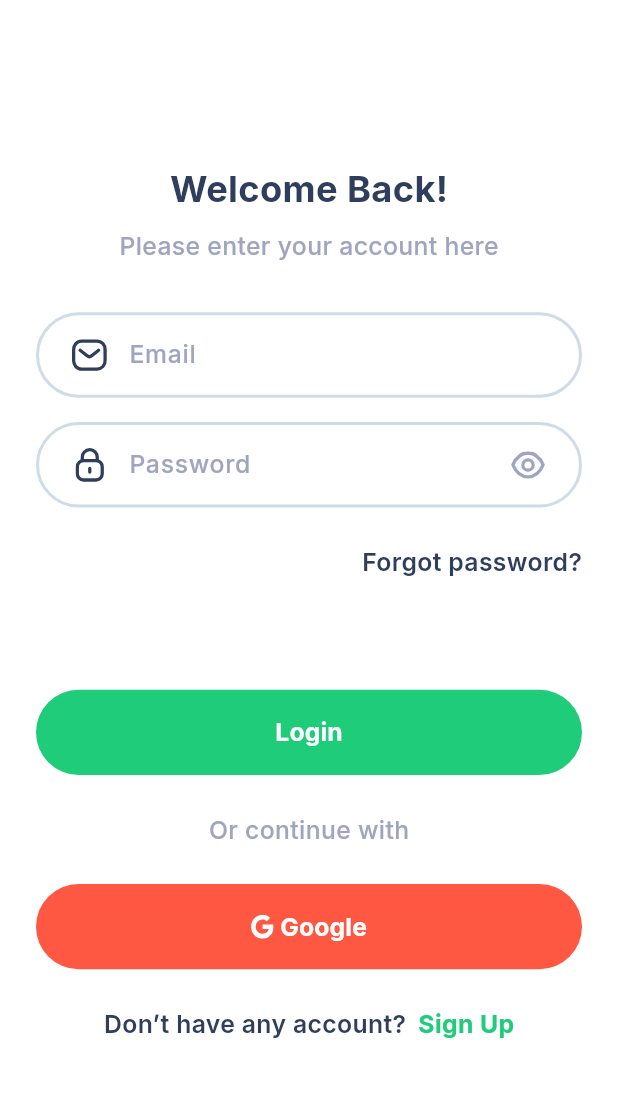
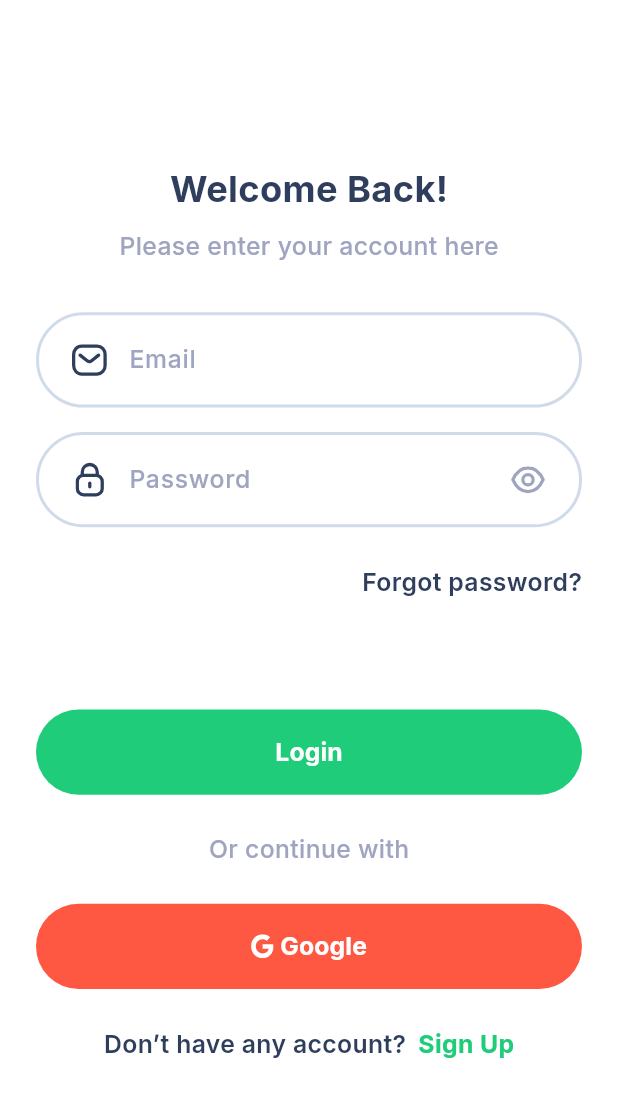
Before and after one commit to Eslam-Hossam1/recipe_application, a Flutter app: the LoginView screen opened by its route, on a phone screen of 412 x 824 dp. Shown: the top 1097 px of the screen. Run offline on Flutter 3.47's test engine with Material 3 defaults, Android fonts, the phone set to English and light mode, and no system bars; our stand-ins replace device_preview, easy_localization, flutter_screenutil, flutter_svg, go_router, google_fonts and 2 more; accounts and stored records are empty.

Commit message:
login ui done & refactor

```diff
--- a/lib/core/utils/app_router.dart
+++ b/lib/core/utils/app_router.dart
@@ -14,7 +14,7 @@ abstract class AppRouter {
     routes: [
       GoRoute(
         path: '/',
-        builder: (context, state) => const LoginView(),
+        builder: (context, state) => const OnBoardingView(),
       ),
       GoRoute(
         path: kHomeView,
--- a/lib/core/utils/constants.dart
+++ b/lib/core/utils/constants.dart
@@ -1,4 +1,6 @@
 abstract class Constants {
   static const String kIsOnBoardingOpenedBeforeKey = "isOnBoardingOpenedBefore";
   static const double kHorizontalPadding = 24;
+  static const double kDesignWidth = 375;
+  static const double kDesignHeight = 812;
 }
--- a/lib/core/widgets/adaptive_padding.dart
+++ b/lib/core/widgets/adaptive_padding.dart
@@ -26,7 +26,7 @@ class AdaptivePadding extends StatelessWidget {
     if (width < SizeConfig.tabletBreakPoint) {
       return baseHorizontalPadding;
     } else {
-      return baseHorizontalPadding.w;
+      return MediaQuery.sizeOf(context).width * (24 / 375);
     }
   }
 }
--- /dev/null
+++ b/lib/core/widgets/clickable_text.dart
@@ -0,0 +1,26 @@
+import 'package:easy_localization/easy_localization.dart';
+import 'package:flutter/material.dart';
+import 'package:recipe_app/core/utils/app_localization_keys.dart';
+import 'package:recipe_app/core/utils/colors.dart';
+import 'package:recipe_app/core/utils/styles.dart';
+
+class ClickableText extends StatelessWidget {
+  const ClickableText(
+      {super.key, required this.text, this.style, this.color, this.onTap});
+  final String text;
+  final TextStyle? style;
+  final Color? color;
+  final void Function()? onTap;
+  @override
+  Widget build(BuildContext context) {
+    return GestureDetector(
+      onTap: onTap,
+      child: Text(
+        AppLocalizationKeys.auth.forgetPasswordQuestion.tr(),
+        style: Styles.textStyleSemiBold15(context).copyWith(
+          color: AppColors.getMainTextColor(context),
+        ),
+      ),
+    );
+  }
+}
--- a/lib/core/widgets/custom_text_button.dart
+++ b/lib/core/widgets/custom_text_button.dart
@@ -6,14 +6,22 @@ import 'package:recipe_app/core/utils/styles.dart';
 
 class CustomTextButton extends StatelessWidget {
   const CustomTextButton(
-      {super.key, this.backgroundColor, required this.child, this.onPressed});
+      {super.key,
+      this.backgroundColor,
+      required this.child,
+      this.onPressed,
+      this.height,
+      this.width});
   final Color? backgroundColor;
   final Widget child;
   final void Function()? onPressed;
+  final double? height;
+  final double? width;
   @override
   Widget build(BuildContext context) {
     return SizedBox(
-      height: 56.h,
+      height: height ?? 56.h.clamp(56, double.infinity),
+      width: width,
       child: TextButton(
           onPressed: onPressed,
           style: TextButton.styleFrom(
--- a/lib/features/auth/presentation/views/widgets/custom_text_form_field.dart
+++ b/lib/features/auth/presentation/views/widgets/custom_text_form_field.dart
@@ -1,4 +1,5 @@
 import 'package:flutter/material.dart';
+import 'package:flutter_screenutil/flutter_screenutil.dart';
 import 'package:flutter_svg/svg.dart';
 import 'package:recipe_app/core/functions/text_form_field_validator.dart';
 import 'package:recipe_app/core/utils/assets.dart';
@@ -24,6 +25,9 @@ class CustomTextFormField extends StatelessWidget {
         color: AppColors.getMainTextColor(context),
       ),
       decoration: InputDecoration(
+        contentPadding: EdgeInsets.symmetric(
+          vertical: 19.h.clamp(19, double.infinity),
+        ),
         hintText: hint,
         hintStyle: Styles.textStyleMedium15(context).copyWith(
           color: AppColors.getSecondaryTextColor(context),
--- /dev/null
+++ b/lib/features/auth/presentation/views/widgets/forget_password_clickable_text.dart
@@ -0,0 +1,23 @@
+import 'package:easy_localization/easy_localization.dart';
+import 'package:flutter/material.dart';
+import 'package:recipe_app/core/utils/app_localization_keys.dart';
+import 'package:recipe_app/core/utils/colors.dart';
+import 'package:recipe_app/core/utils/styles.dart';
+import 'package:recipe_app/core/widgets/clickable_text.dart';
+
+class ForgetPasswordClickableText extends StatelessWidget {
+  const ForgetPasswordClickableText({
+    super.key,
+  });
+
+  @override
+  Widget build(BuildContext context) {
+    return ClickableText(
+      onTap: () {},
+      text: AppLocalizationKeys.auth.forgetPasswordQuestion.tr(),
+      style: Styles.textStyleSemiBold15(context).copyWith(
+        color: AppColors.getMainTextColor(context),
+      ),
+    );
+  }
+}
--- /dev/null
+++ b/lib/features/auth/presentation/views/widgets/login_form.dart
@@ -0,0 +1,76 @@
+import 'package:easy_localization/easy_localization.dart';
+import 'package:flutter/material.dart';
+import 'package:flutter_screenutil/flutter_screenutil.dart';
+import 'package:flutter_svg/svg.dart';
+import 'package:recipe_app/core/utils/app_localization_keys.dart';
+import 'package:recipe_app/core/utils/assets.dart';
+import 'package:recipe_app/core/utils/colors.dart';
+import 'package:recipe_app/core/utils/styles.dart';
+import 'package:recipe_app/core/widgets/custom_text_button.dart';
+import 'package:recipe_app/features/auth/presentation/views/widgets/custom_text_form_field.dart';
+import 'package:recipe_app/features/auth/presentation/views/widgets/forget_password_clickable_text.dart';
+import 'package:recipe_app/features/auth/presentation/views/widgets/login_with_email_and_password_button.dart';
+import 'package:recipe_app/features/auth/presentation/views/widgets/obsecure_text_form_field.dart';
+import 'package:recipe_app/features/auth/presentation/views/widgets/sign_in_with_google_button.dart';
+
+class LoginForm extends StatefulWidget {
+  const LoginForm({super.key});
+
+  @override
+  State<LoginForm> createState() => _LoginFormState();
+}
+
+class _LoginFormState extends State<LoginForm> {
+  late GlobalKey<FormState> _formKey;
+  late AutovalidateMode _autovalidateMode;
+  @override
+  void initState() {
+    super.initState();
+    _formKey = GlobalKey();
+    _autovalidateMode = AutovalidateMode.disabled;
+  }
+
+  @override
+  Widget build(BuildContext context) {
+    return Form(
+      key: _formKey,
+      autovalidateMode: _autovalidateMode,
+      child: Column(
+        children: [
+          CustomTextFormField(
+              hint: AppLocalizationKeys.auth.emailTextFeildHint.tr()),
+          SizedBox(
+            height: 16.h,
+          ),
+          ObsecureTextFormField(
+            hint: AppLocalizationKeys.auth.passwordTextFieldHint.tr(),
+          ),
+          SizedBox(
+            height: 24.h,
+          ),
+          const Align(
+            alignment: Alignment.centerRight,
+            child: ForgetPasswordClickableText(),
+          ),
+          SizedBox(
+            height: 72.h,
+          ),
+          const LoginWithEmailAndPasswordButton(),
+          SizedBox(
+            height: 24.h,
+          ),
+          Text(
+            AppLocalizationKeys.auth.orContinueWith.tr(),
+            style: Styles.textStyleMedium15(context).copyWith(
+              color: AppColors.getSecondaryTextColor(context),
+            ),
+          ),
+          SizedBox(
+            height: 24.h,
+          ),
+          const SignInWithGoogleButton(),
+        ],
+      ),
+    );
+  }
+}
--- a/lib/features/auth/presentation/views/widgets/login_view_body.dart
+++ b/lib/features/auth/presentation/views/widgets/login_view_body.dart
@@ -5,9 +5,11 @@ import 'package:flutter_svg/flutter_svg.dart';
 import 'package:recipe_app/core/utils/app_localization_keys.dart';
 import 'package:recipe_app/core/utils/assets.dart';
 import 'package:recipe_app/core/utils/colors.dart';
+import 'package:recipe_app/core/utils/constants.dart';
 import 'package:recipe_app/core/utils/styles.dart';
 import 'package:recipe_app/core/widgets/custom_text_button.dart';
 import 'package:recipe_app/features/auth/presentation/views/widgets/custom_text_form_field.dart';
+import 'package:recipe_app/features/auth/presentation/views/widgets/login_form.dart';
 import 'package:recipe_app/features/auth/presentation/views/widgets/obsecure_text_form_field.dart';
 
 class LoginViewBody extends StatelessWidget {
@@ -19,7 +21,8 @@ class LoginViewBody extends StatelessWidget {
       child: Column(
         children: [
           SizedBox(
-            height: 107.h,
+            height: MediaQuery.sizeOf(context).height *
+                (107 / Constants.kDesignHeight),
           ),
           Text(
             AppLocalizationKeys.auth.logInViewWelcomeBack.tr(),
@@ -39,83 +42,7 @@ class LoginViewBody extends StatelessWidget {
           SizedBox(
             height: 32.h,
           ),
-          CustomTextFormField(
-              hint: AppLocalizationKeys.auth.emailTextFeildHint.tr()),
-          SizedBox(
-            height: 16.h,
-          ),
-          ObsecureTextFormField(
-            hint: AppLocalizationKeys.auth.passwordTextFieldHint.tr(),
-          ),
-          SizedBox(
-            height: 24.h,
-          ),
-          Align(
-            alignment: Alignment.centerRight,
-            child: Text(
-              AppLocalizationKeys.auth.forgetPasswordQuestion.tr(),
-              style: Styles.textStyleSemiBold15(context).copyWith(
-                color: AppColors.getMainTextColor(context),
-              ),
-            ),
-          ),
-          SizedBox(
-            height: 72.h,
-          ),
-          Row(
-            children: [
-              Expanded(
-                child: CustomTextButton(
-                  onPressed: () {
-                    context.setLocale(Locale('en'));
-                  },
-                  child: Text(
-                    AppLocalizationKeys.auth.logIn.tr(),
-                    style: Styles.textStyleBold15(context)
-                        .copyWith(color: Colors.white),
-                  ),
-                ),
-              ),
-            ],
-          ),
-          SizedBox(
-            height: 24.h,
-          ),
-          Text(
-            AppLocalizationKeys.auth.orContinueWith.tr(),
-            style: Styles.textStyleMedium15(context).copyWith(
-              color: AppColors.getSecondaryTextColor(context),
-            ),
-          ),
-          SizedBox(
-            height: 24.h,
-          ),
-          Row(
-            children: [
-              Expanded(
-                child: CustomTextButton(
-                  onPressed: () {
-                    context.setLocale(Locale('ar'));
-                  },
-                  backgroundColor: const Color(0xffFF5842),
-                  child: Row(
-                    mainAxisAlignment: MainAxisAlignment.center,
-                    children: [
-                      SvgPicture.asset(Assets.imagesGoogleIcon),
-                      SizedBox(
-                        width: 4.w,
-                      ),
-                      Text(
-                        "Google",
-                        style: Styles.textStyleBold15(context)
-                            .copyWith(color: Colors.white),
-                      ),
-                    ],
-                  ),
-                ),
-              ),
-            ],
-          ),
+          const LoginForm(),
           SizedBox(
             height: 24.h,
           ),
--- /dev/null
+++ b/lib/features/auth/presentation/views/widgets/login_with_email_and_password_button.dart
@@ -0,0 +1,31 @@
+import 'package:easy_localization/easy_localization.dart';
+import 'package:flutter/material.dart';
+import 'package:recipe_app/core/utils/app_localization_keys.dart';
+import 'package:recipe_app/core/utils/styles.dart';
+import 'package:recipe_app/core/widgets/custom_text_button.dart';
+
+class LoginWithEmailAndPasswordButton extends StatelessWidget {
+  const LoginWithEmailAndPasswordButton({
+    super.key,
+  });
+
+  @override
+  Widget build(BuildContext context) {
+    return Row(
+      children: [
+        Expanded(
+          child: CustomTextButton(
+            onPressed: () {
+              context.setLocale(const Locale('en'));
+            },
+            child: Text(
+              AppLocalizationKeys.auth.logIn.tr(),
+              style:
+                  Styles.textStyleBold15(context).copyWith(color: Colors.white),
+            ),
+          ),
+        ),
+      ],
+    );
+  }
+}
--- a/lib/features/auth/presentation/views/widgets/obsecure_text_form_field.dart
+++ b/lib/features/auth/presentation/views/widgets/obsecure_text_form_field.dart
@@ -42,6 +42,9 @@ class _ObsecureTextFormFieldState extends State<ObsecureTextFormField> {
         color: AppColors.getMainTextColor(context),
       ),
       decoration: InputDecoration(
+        contentPadding: EdgeInsets.symmetric(
+          vertical: 19.h.clamp(19, double.infinity),
+        ),
         hintText: widget.hint,
         hintStyle: Styles.textStyleMedium15(context).copyWith(
           color: AppColors.getSecondaryTextColor(context),
--- /dev/null
+++ b/lib/features/auth/presentation/views/widgets/sign_in_with_google_button.dart
@@ -0,0 +1,43 @@
+import 'package:easy_localization/easy_localization.dart';
+import 'package:flutter/material.dart';
+import 'package:flutter_screenutil/flutter_screenutil.dart';
+import 'package:flutter_svg/svg.dart';
+import 'package:recipe_app/core/utils/assets.dart';
+import 'package:recipe_app/core/utils/styles.dart';
+import 'package:recipe_app/core/widgets/custom_text_button.dart';
+
+class SignInWithGoogleButton extends StatelessWidget {
+  const SignInWithGoogleButton({
+    super.key,
+  });
+
+  @override
+  Widget build(BuildContext context) {
+    return Row(
+      children: [
+        Expanded(
+          child: CustomTextButton(
+            onPressed: () {
+              context.setLocale(Locale('ar'));
+            },
+            backgroundColor: const Color(0xffFF5842),
+            child: Row(
+              mainAxisAlignment: MainAxisAlignment.center,
+              children: [
+                SvgPicture.asset(Assets.imagesGoogleIcon),
+                SizedBox(
+                  width: 4.w,
+                ),
+                Text(
+                  "Google",
+                  style: Styles.textStyleBold15(context)
+                      .copyWith(color: Colors.white),
+                ),
+              ],
+            ),
+          ),
+        ),
+      ],
+    );
+  }
+}
--- a/lib/features/on_boarding/presentation/views/on_boarding_view.dart
+++ b/lib/features/on_boarding/presentation/views/on_boarding_view.dart
@@ -12,7 +12,7 @@ class OnBoardingView extends StatelessWidget {
   Widget build(BuildContext context) {
     return const SafeArea(
       child: Scaffold(
-        body: AdaptivePadding(child: OnBoardingViewBody()),
+        body: OnBoardingViewBody(),
       ),
     );
   }
--- a/lib/features/on_boarding/presentation/views/widgets/on_boarding_view_body.dart
+++ b/lib/features/on_boarding/presentation/views/widgets/on_boarding_view_body.dart
@@ -14,6 +14,7 @@ import 'package:recipe_app/core/utils/colors.dart';
 import 'package:recipe_app/core/utils/constants.dart';
 import 'package:recipe_app/core/utils/shared_prefernce_helper.dart';
 import 'package:recipe_app/core/utils/styles.dart';
+import 'package:recipe_app/core/widgets/adaptive_padding.dart';
 import 'package:recipe_app/core/widgets/custom_text_button.dart';
 import 'package:recipe_app/features/on_boarding/presentation/views/widgets/on_boarding_image.dart';
 import 'package:shared_preferences/shared_preferences.dart';
@@ -30,6 +31,10 @@ class OnBoardingViewBody extends StatelessWidget {
           child: Column(
             children: [
               const OnBourdingImage(),
+              Expanded(
+                child: AdaptivePadding(
+                  child: Column(
+                    children: [
                       SizedBox(
                         height: 48.h,
                       ),
@@ -60,9 +65,11 @@ class OnBoardingViewBody extends StatelessWidget {
                               onPressed: () async {
                                 await setBoolThenNavigate(context);
                               },
-                      child:
-                          Text(AppLocalizationKeys.onBoarding.buttonText.tr(),
-                              style: Styles.textStyleBold15(context).copyWith(
+                              child: Text(
+                                  AppLocalizationKeys.onBoarding.buttonText
+                                      .tr(),
+                                  style:
+                                      Styles.textStyleBold15(context).copyWith(
                                     color: Colors.white,
                                   )),
                             ),
@@ -71,6 +78,10 @@ class OnBoardingViewBody extends StatelessWidget {
                       ),
                       SizedBox(
                         height: 32.h,
+                      ),
+                    ],
+                  ),
+                ),
               ),
             ],
           ),
--- a/lib/main.dart
+++ b/lib/main.dart
@@ -7,6 +7,7 @@ import 'package:flutter_screenutil/flutter_screenutil.dart';
 import 'package:intl/intl.dart';
 import 'package:recipe_app/core/utils/app_router.dart';
 import 'package:recipe_app/core/utils/app_themes.dart';
+import 'package:recipe_app/core/utils/constants.dart';
 import 'package:recipe_app/core/utils/shared_prefernce_helper.dart';
 import 'package:recipe_app/features/on_boarding/presentation/views/on_boarding_view.dart';
 
@@ -33,8 +34,8 @@ class RecipeApp extends StatelessWidget {
   @override
   Widget build(BuildContext context) {
     return ScreenUtilInit(
-        designSize:
-            const Size(375, 812), // Design size, e.g., iPhone X dimensions
+        designSize: const Size(Constants.kDesignWidth,
+            Constants.kDesignHeight), // Design size, e.g., iPhone X dimensions
         minTextAdapt: true,
         builder: (context, child) {
           return MaterialApp.router(
```
Also changed, not shown: lib/core/utils/styles.dart (+6 -13 lines). Lines whose indentation alone changed are shown as unchanged.
